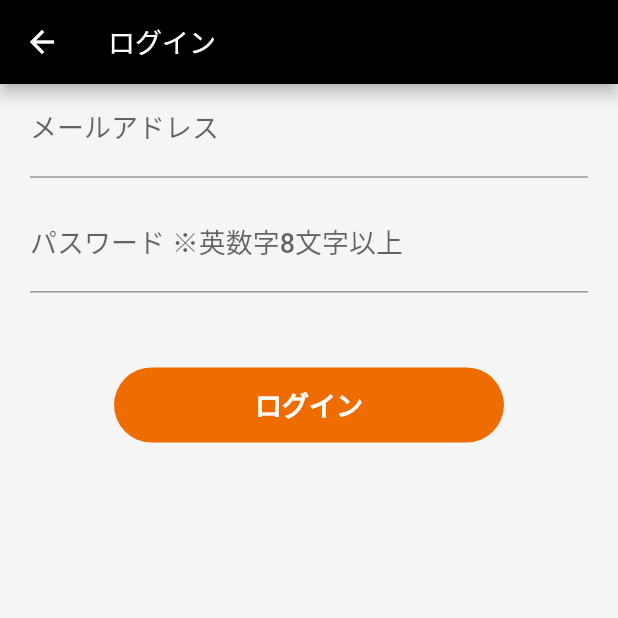
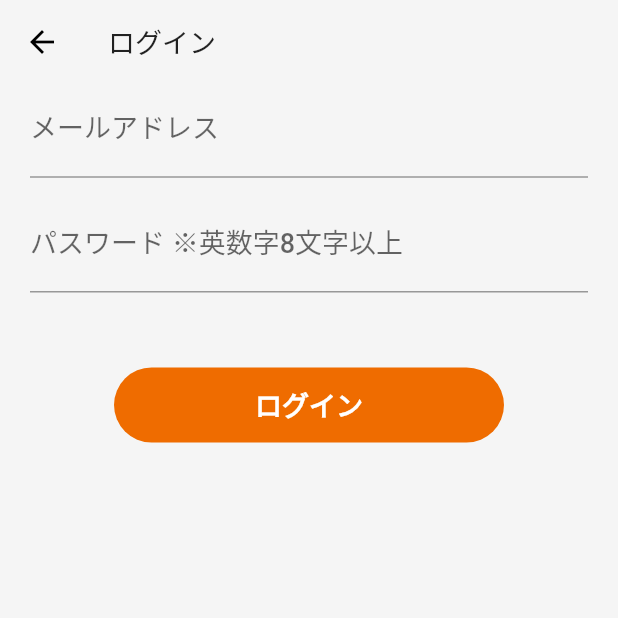
Before and after one commit to youmitsu/calda_app, a Flutter app: the SignInPage screen opened by its route, after a tap on "ログイン", on a phone screen of 412 x 824 dp, the top half of it. Run offline on Flutter 3.47's test engine with Material 2 defaults, Android fonts, the phone set to English and light mode, and no system bars; drawn by our look-alikes of flutter_form_builder; our stand-ins replace adaptive_dialog, bot_toast, firebase_auth, flutter_hooks, freezed_annotation, get_it and 2 more; accounts and stored records are empty; generated files the repository leaves out were written again.

Commit message:
implement signout

```diff
--- a/lib/app/app.dart
+++ b/lib/app/app.dart
@@ -1,6 +1,7 @@
 import 'package:bot_toast/bot_toast.dart';
 import 'package:calda_app/config/app_themes.dart';
 import 'package:calda_app/pages/home/home_page.dart';
+import 'package:calda_app/pages/settings/settings_page.dart';
 import 'package:calda_app/pages/signin/signin_page.dart';
 import 'package:calda_app/pages/signup/signup_page.dart';
 import 'package:calda_app/pages/splash_page.dart';
@@ -20,10 +21,15 @@ class App extends HookWidget {
       navigatorObservers: [BotToastNavigatorObserver()],
       onGenerateRoute: (setting) {
         switch (setting.name) {
+          case SplashPage.routeName:
+            return _buildPage(
+              theme: WelcomeTheme(),
+              page: SplashPage(),
+            );
           case WelcomePage.routeName:
             return _buildPage(
               theme: WelcomeTheme(),
-              page: SplashPage(),
+              page: WelcomePage(),
             );
           case SignUpPage.routeName:
             return _buildPage(
@@ -39,6 +45,11 @@ class App extends HookWidget {
             return _buildPage(
               theme: HomeTheme(),
               page: HomePage(),
+            );
+          case SettingsPage.routeName:
+            return _buildPage(
+              theme: HomeTheme(),
+              page: SettingsPage(),
             );
           default:
             return MaterialPageRoute(
--- a/lib/config/app_themes.dart
+++ b/lib/config/app_themes.dart
@@ -108,7 +108,16 @@ class HomeTheme extends BaseTheme {
   ThemeData get darkTheme => super.darkTheme.copyWith(
         scaffoldBackgroundColor: BackgroundColor.dark,
         appBarTheme: AppBarTheme(
-          color: BackgroundColor.light,
+          brightness: Brightness.dark,
+          color: Colors.transparent,
+          elevation: 0,
+          actionsIconTheme: IconThemeData(
+            color: Colors.white,
+          ),
+          iconTheme: IconThemeData(
+            color: Colors.white,
+          ),
+          textTheme: super.darkTheme.textTheme,
         ),
       );
 
@@ -116,7 +125,16 @@ class HomeTheme extends BaseTheme {
   ThemeData get lightTheme => super.lightTheme.copyWith(
         scaffoldBackgroundColor: BackgroundColor.light,
         appBarTheme: AppBarTheme(
-          color: BackgroundColor.dark,
+          brightness: Brightness.light,
+          color: Colors.transparent,
+          elevation: 0,
+          actionsIconTheme: IconThemeData(
+            color: Colors.black,
+          ),
+          iconTheme: IconThemeData(
+            color: Colors.black,
+          ),
+          textTheme: super.lightTheme.textTheme,
         ),
       );
 }
--- a/lib/pages/welcome/welcome_page.dart
+++ b/lib/pages/welcome/welcome_page.dart
@@ -7,7 +7,7 @@ import 'package:flutter_hooks/flutter_hooks.dart';
 
 class WelcomePage extends HookWidget {
   static const double verticalMargin = 170;
-  static const String routeName = '/';
+  static const String routeName = '/welcome';
 
   @override
   Widget build(BuildContext context) {
```
Also changed, not shown: lib/pages/home/home_page.dart (+19 -1 lines), lib/pages/settings/settings_page.dart (added, +63 -0 lines), lib/pages/splash_page.dart (+13 -21 lines).
